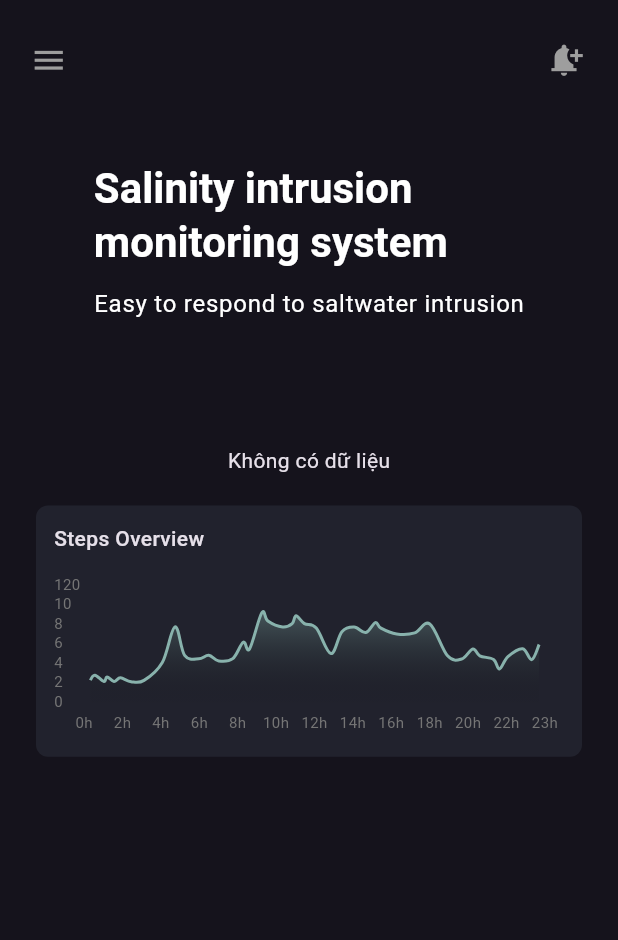
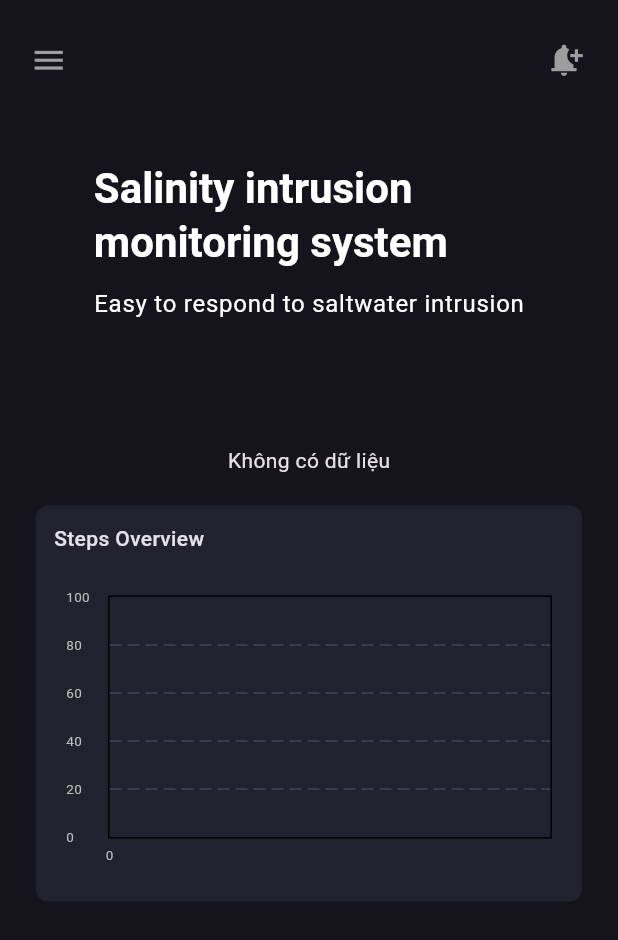
Before and after one commit to ThnhT4m/SalinGuard, a Flutter app: the screen it shows after launch, on a phone screen of 412 x 824 dp. Shown: the top 940 px of the screen. Run offline on Flutter 3.47's test engine with Material 3 defaults, Android fonts, the phone set to English and light mode, and no system bars; drawn by our look-alikes of animated_text_kit, fl_chart; our stand-ins replace firebase_core, firebase_database, flutter_vector_icons; accounts and stored records are empty.

Commit message:
update chart

```diff
--- a/Mobile/lib/data/line_chart_data.dart
+++ b/Mobile/lib/data/line_chart_data.dart
@@ -1,85 +1,22 @@
 import 'package:fl_chart/fl_chart.dart';
 
 class LineData {
-  final spots = const [
-    FlSpot(1.68, 21.04),
-    FlSpot(2.84, 26.23),
-    FlSpot(5.19, 19.82),
-    FlSpot(6.01, 24.49),
-    FlSpot(7.81, 19.82),
-    FlSpot(9.49, 23.50),
-    FlSpot(12.26, 19.57),
-    FlSpot(15.63, 20.90),
-    FlSpot(20.39, 39.20),
-    FlSpot(23.69, 75.62),
-    FlSpot(26.21, 46.58),
-    FlSpot(29.87, 42.97),
-    FlSpot(32.49, 46.54),
-    FlSpot(35.09, 40.72),
-    FlSpot(38.74, 43.18),
-    FlSpot(41.47, 59.91),
-    FlSpot(43.12, 53.18),
-    FlSpot(46.30, 90.10),
-    FlSpot(47.88, 81.59),
-    FlSpot(51.71, 75.53),
-    FlSpot(54.21, 78.95),
-    FlSpot(55.23, 86.94),
-    FlSpot(57.40, 78.98),
-    FlSpot(60.49, 74.38),
-    FlSpot(64.30, 48.34),
-    FlSpot(67.17, 70.74),
-    FlSpot(70.35, 75.43),
-    FlSpot(73.39, 69.88),
-    FlSpot(75.87, 80.04),
-    FlSpot(77.32, 74.38),
-    FlSpot(81.43, 68.43),
-    FlSpot(86.12, 69.45),
-    FlSpot(90.06, 78.60),
-    FlSpot(94.68, 46.05),
-    FlSpot(98.35, 42.80),
-    FlSpot(101.25, 53.05),
-    FlSpot(103.07, 46.06),
-    FlSpot(106.65, 42.31),
-    FlSpot(108.20, 32.64),
-    FlSpot(110.40, 45.14),
-    FlSpot(114.24, 53.27),
-    FlSpot(116.60, 42.13),
-    FlSpot(118.52, 57.60),
-  ];
+  final List<FlSpot> ecSpots = [];
+  final List<FlSpot> tempSpots = [];
+  final List<FlSpot> phSpots = [];
 
-  final leftTitle = {
-    0: '0',
-    20: '2',
-    40: '4',
-    60: '6',
-    80: '8',
-    100: '10',
-    120: '120',
-  };
-  final bottomTitle = {
-    0: '0h',
-    5: '1h',
-    10: '2h',
-    15: '3h',
-    20: '4h',
-    25: '5h',
-    30: '6h',
-    35: '7h',
-    40: '8h',
-    45: '9h',
-    50: '10h',
-    55: '11h',
-    60: '12h',
-    65: '13h',
-    70: '14h',
-    75: '15h',
-    80: '16h',
-    85: '17h',
-    90: '18h',
-    95: '19h',
-    100: '20h',
-    105: '21h',
-    110: '22h',
-    120: '23h',
-  };
+  void addData({
+    required double ec,
+    required double temp,
+    required double ph,
+    required double time,
+  }) {
+    ecSpots.add(FlSpot(time, ec));
+    tempSpots.add(FlSpot(time, temp));
+    phSpots.add(FlSpot(time, ph));
+
+    if (ecSpots.length > 30) ecSpots.removeAt(0);
+    if (tempSpots.length > 30) tempSpots.removeAt(0);
+    if (phSpots.length > 30) phSpots.removeAt(0);
+  }
 }
--- /dev/null
+++ b/Mobile/lib/screens/login_screen.dart
@@ -0,0 +1,81 @@
+import 'package:flutter/material.dart';
+
+class LoginScreen extends StatefulWidget {
+  const LoginScreen({super.key});
+
+  @override
+  State<LoginScreen> createState() => _LoginScreenState();
+}
+
+class _LoginScreenState extends State<LoginScreen> {
+  final emailController = TextEditingController();
+  final passwordController = TextEditingController();
+
+  bool isLoading = false;
+  String? error;
+
+  void handleLogin() async {
+    setState(() {
+      isLoading = true;
+      error = null;
+    });
+
+    final email = emailController.text.trim();
+    final password = passwordController.text.trim();
+
+    // Xử lý đăng nhập tại đây (Firebase, API, local...)
+    // Ví dụ:
+    if (email == 'admin@example.com' && password == '123456') {
+      Navigator.pushReplacementNamed(context, '/dashboard');
+    } else {
+      setState(() {
+        error = 'Sai tài khoản hoặc mật khẩu';
+        isLoading = false;
+      });
+    }
+  }
+
+  @override
+  Widget build(BuildContext context) {
+    return Scaffold(
+      body: Center(
+        child: SizedBox(
+          width: 320,
+          child: Column(
+            mainAxisAlignment: MainAxisAlignment.center,
+            children: [
+              const Text('Đăng nhập', style: TextStyle(fontSize: 24)),
+              const SizedBox(height: 24),
+              TextField(
+                controller: emailController,
+                decoration: const InputDecoration(
+                  labelText: 'Email',
+                  border: OutlineInputBorder(),
+                ),
+              ),
+              const SizedBox(height: 16),
+              TextField(
+                controller: passwordController,
+                obscureText: true,
+                decoration: const InputDecoration(
+                  labelText: 'Mật khẩu',
+                  border: OutlineInputBorder(),
+                ),
+              ),
+              const SizedBox(height: 16),
+              if (error != null)
+                Text(error!, style: const TextStyle(color: Colors.red)),
+              ElevatedButton(
+                onPressed: isLoading ? null : handleLogin,
+                child:
+                    isLoading
+                        ? const CircularProgressIndicator()
+                        : const Text('Đăng nhập'),
+              ),
+            ],
+          ),
+        ),
+      ),
+    );
+  }
+}
--- a/Mobile/lib/widgets/line_chart_card.dart
+++ b/Mobile/lib/widgets/line_chart_card.dart
@@ -1,32 +1,35 @@
 import 'package:flutter/material.dart';
 import 'package:sagu/widgets/custom_card_wiget.dart';
 import 'package:sagu/widgets/line_chart_widget.dart';
+import 'package:sagu/util/responsive.dart'; // Import responsive logic
 
 class LineChartCard extends StatelessWidget {
   const LineChartCard({super.key});
+
   @override
   Widget build(BuildContext context) {
-    // final data = LineData(); // Lấy dữ liệu chart của bạn
+    final isMobile = Responsive.isMobile(context);
+    final isTablet = Responsive.isTablet(context);
+    final chartHeight =
+        isMobile
+            ? 200.0
+            : isTablet
+            ? 280.0
+            : 360.0; // Desktop
+
     return CustomCard(
-      // Đảm bảo CustomCard này không có width cố định
       child: Column(
         crossAxisAlignment: CrossAxisAlignment.start,
         children: [
           const Text(
-            // Đã có const
             "Steps Overview",
             style: TextStyle(fontSize: 14, fontWeight: FontWeight.w500),
           ),
           const SizedBox(height: 20),
-          AspectRatio(
-            // <-- Widget quan trọng giúp duy trì tỷ lệ và co giãn
-            aspectRatio: 23 / 7,
-            // Tỷ lệ chiều rộng / chiều cao
-            // Khi chiều rộng của CustomCard thay đổi, AspectRatio sẽ tính toán
-            // chiều cao tương ứng để LineChart vừa vặn.
-            child:
-                LineChartWidget(), // Tách LineChart ra widget riêng để dễ quản lý (tùy chọn)
-            // Hoặc giữ nguyên LineChart ở đây nếu bạn thích:
+          SizedBox(
+            height: chartHeight,
+            width: double.infinity,
+            child: const LineChartWidget(),
           ),
         ],
       ),
--- a/Mobile/lib/widgets/line_chart_widget.dart
+++ b/Mobile/lib/widgets/line_chart_widget.dart
@@ -1,95 +1,120 @@
 import 'package:fl_chart/fl_chart.dart';
 import 'package:flutter/material.dart';
-import 'package:sagu/const/constant.dart';
+import 'package:firebase_database/firebase_database.dart';
 import 'package:sagu/data/line_chart_data.dart';
+import 'package:sagu/util/responsive.dart';
 
-class LineChartWidget extends StatelessWidget {
+class LineChartWidget extends StatefulWidget {
   const LineChartWidget({super.key});
 
   @override
+  State<LineChartWidget> createState() => _LineChartWidgetState();
+}
+
+class _LineChartWidgetState extends State<LineChartWidget> {
+  late final LineData data;
+  double _timeIndex = 0;
+
+  @override
+  void initState() {
+    super.initState();
+    data = LineData();
+
+    FirebaseDatabase.instance.ref().onValue.listen((event) {
+      final snapshot = event.snapshot.value;
+      if (snapshot is Map) {
+        final double ec = double.tryParse(snapshot['EC'].toString()) ?? 0;
+        final double temp = double.tryParse(snapshot['Temp'].toString()) ?? 0;
+        final double ph = double.tryParse(snapshot['pH'].toString()) ?? 0;
+
+        setState(() {
+          data.addData(ec: ec, temp: temp, ph: ph, time: _timeIndex);
+          _timeIndex += 1;
+        });
+      }
+    });
+  }
+
+  @override
   Widget build(BuildContext context) {
-    final data = LineData(); // Lấy dữ liệu (có thể truyền vào nếu cần)
+    final isMobile = Responsive.isMobile(context);
 
-    // Lấy kích thước hiện tại để có thể điều chỉnh chi tiết nếu muốn
-    // final screenWidth = MediaQuery.of(context).size.width;
-    // final bool isSmallScreen = screenWidth < 600; // Ví dụ breakpoint
-
-    return LineChart(
+    return Padding(
+      padding: const EdgeInsets.all(8.0),
+      child: LineChart(
         LineChartData(
-        lineTouchData: LineTouchData(handleBuiltInTouches: true),
-        gridData: FlGridData(show: false),
+          clipData: FlClipData.all(), // 👈 Giải quyết lỗi "lồi" ra ngoài
+          minX: _timeIndex > 30 ? _timeIndex - 30 : 0,
+          maxX: _timeIndex,
+          minY: 0,
+          maxY: 100,
+          lineBarsData: [
+            LineChartBarData(
+              spots: data.ecSpots,
+              isCurved: true,
+              color: Colors.green,
+              barWidth: 2,
+              dotData: FlDotData(show: false),
+            ),
+            LineChartBarData(
+              spots: data.tempSpots,
+              isCurved: true,
+              color: Colors.orange,
+              barWidth: 2,
+              dotData: FlDotData(show: false),
+            ),
+            LineChartBarData(
+              spots: data.phSpots,
+              isCurved: true,
+              color: Colors.blue,
+              barWidth: 2,
+              dotData: FlDotData(show: false),
+            ),
+          ],
           titlesData: FlTitlesData(
-          rightTitles: AxisTitles(sideTitles: SideTitles(showTitles: false)),
-          topTitles: AxisTitles(sideTitles: SideTitles(showTitles: false)),
+            leftTitles: AxisTitles(
+              sideTitles: SideTitles(
+                showTitles: true,
+                interval: isMobile ? 20 : 10,
+                reservedSize: isMobile ? 28 : 40,
+                getTitlesWidget: (value, meta) {
+                  return Padding(
+                    padding: const EdgeInsets.only(right: 4),
+                    child: Text(
+                      value.toInt().toString(),
+                      style: TextStyle(
+                        fontSize: isMobile ? 9 : 11,
+                        color: Colors.grey[400],
+                      ),
+                    ),
+                  );
+                },
+              ),
+            ),
             bottomTitles: AxisTitles(
               sideTitles: SideTitles(
                 showTitles: true,
-              getTitlesWidget: (double value, TitleMeta meta) {
-                // Logic lấy title dưới (giữ nguyên hoặc điều chỉnh)
-                return data.bottomTitle[value.toInt()] != null
-                    ? Padding(
-                      // Thêm Padding nhỏ để tránh bị cắt
-                      padding: const EdgeInsets.only(top: 4.0),
+                interval: isMobile ? 10 : 5,
+                getTitlesWidget: (value, meta) {
+                  return Padding(
+                    padding: const EdgeInsets.only(top: 4),
                     child: Text(
-                        data.bottomTitle[value.toInt()].toString(),
+                      value.toInt().toString(),
                       style: TextStyle(
-                          fontSize: 10, // Có thể giảm cỡ chữ nếu màn hình nhỏ
-                          color: Colors.grey[600], // Màu rõ hơn chút
+                        fontSize: isMobile ? 9 : 11,
+                        color: Colors.grey[400],
                       ),
                     ),
-                    )
-                    : const SizedBox();
+                  );
                 },
-              interval: 10, // Có thể tăng interval nếu màn hình nhỏ để đỡ rối
-              // reservedSize: isSmallScreen ? 20 : 30, // Giảm không gian nếu màn hình nhỏ
               ),
             ),
-          leftTitles: AxisTitles(
-            sideTitles: SideTitles(
-              getTitlesWidget: (double value, TitleMeta meta) {
-                // Logic lấy title trái (giữ nguyên hoặc điều chỉnh)
-                return data.leftTitle[value.toInt()] != null
-                    ? Text(
-                      data.leftTitle[value.toInt()].toString(),
-                      style: TextStyle(
-                        fontSize: 10, // Có thể giảm cỡ chữ
-                        color: Colors.grey[600],
+            topTitles: AxisTitles(sideTitles: SideTitles(showTitles: false)),
+            rightTitles: AxisTitles(sideTitles: SideTitles(showTitles: false)),
           ),
-                    )
-                    : const SizedBox();
-              },
-              showTitles: true,
-              interval: 10, // Có thể tăng interval nếu màn hình nhỏ
-              reservedSize:
-                  20, // Điều chỉnh không gian cần thiết cho số bên trái
+          borderData: FlBorderData(show: true),
+          gridData: FlGridData(show: true),
         ),
-          ),
-        ),
-        borderData: FlBorderData(show: false),
-        lineBarsData: [
-          LineChartBarData(
-            color: selectionColor,
-            barWidth: 2.0, // Có thể làm thanh mảnh hơn
-            isCurved: true,
-            belowBarData: BarAreaData(
-              gradient: LinearGradient(
-                begin: Alignment.topCenter,
-                end: Alignment.bottomCenter,
-                colors: [
-                  selectionColor.withOpacity(0.4), // Giảm độ mờ chút
-                  Colors.transparent,
-                ],
-              ),
-              show: true,
-            ),
-            dotData: FlDotData(show: false),
-            spots: data.spots,
-          ),
-        ],
-        minX: 0,
-        maxX: 125, // Giữ nguyên hoặc điều chỉnh nếu cần
-        maxY: 120,
-        minY: -5,
       ),
     );
   }
```
Lines whose indentation alone changed are shown as unchanged.
